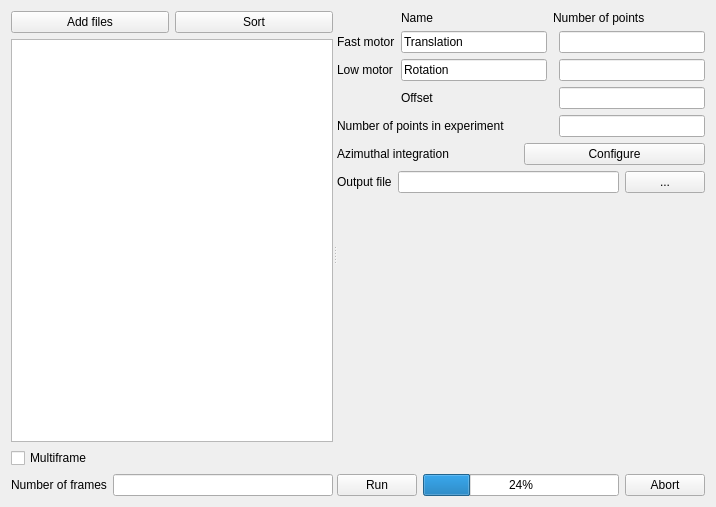
Qt form gui/diffmap.ui (silx-kit/pyFAI) before a commit.
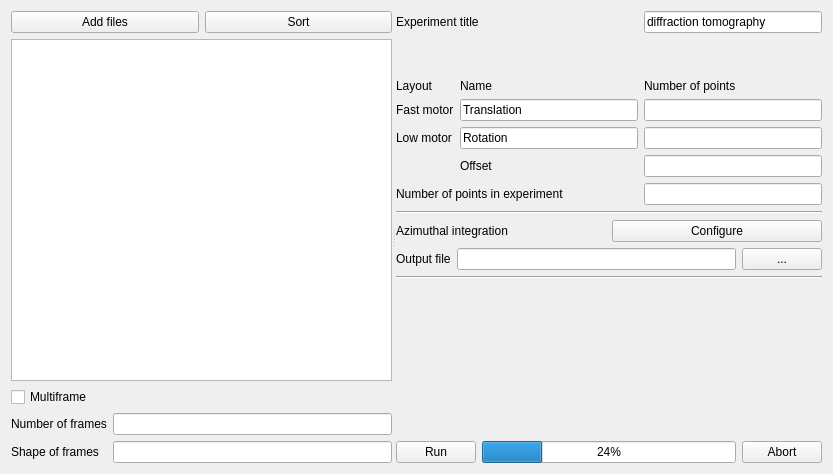
The same form after that commit.

Commit message: Update GUI for azimuthal integration

The edit to the form file:
```diff
--- a/gui/diffmap.ui
+++ b/gui/diffmap.ui
@@ -6,20 +6,20 @@
    <rect>
     <x>0</x>
     <y>0</y>
-    <width>716</width>
-    <height>507</height>
+    <width>833</width>
+    <height>474</height>
    </rect>
   </property>
   <property name="windowTitle">
    <string>Diffraction imaging</string>
   </property>
-  <layout class="QGridLayout" name="gridLayout_2">
-   <item row="0" column="0">
+  <layout class="QVBoxLayout" name="verticalLayout_3">
+   <item>
     <widget class="QSplitter" name="splitter">
      <property name="orientation">
       <enum>Qt::Horizontal</enum>
      </property>
-     <widget class="QWidget" name="layoutWidget">
+     <widget class="QWidget" name="">
       <layout class="QVBoxLayout" name="verticalLayout">
        <item>
         <layout class="QHBoxLayout" name="horizontalLayout_3">
@@ -40,7 +40,7 @@
         </layout>
        </item>
        <item>
-        <widget class="QListView" name="listFiles"/>
+        <widget class="QTableView" name="listFiles"/>
        </item>
        <item>
         <widget class="QCheckBox" name="multiframe">
@@ -50,15 +50,15 @@
         </widget>
        </item>
        <item>
-        <layout class="QHBoxLayout" name="horizontalLayout_2">
-         <item>
+        <layout class="QFormLayout" name="formLayout">
+         <item row="0" column="0">
           <widget class="QLabel" name="label_8">
            <property name="text">
             <string>Number of frames</string>
            </property>
           </widget>
          </item>
-         <item>
+         <item row="0" column="1">
           <widget class="QLineEdit" name="numberOfFrames">
            <property name="alignment">
             <set>Qt::AlignRight|Qt::AlignTrailing|Qt::AlignVCenter</set>
@@ -68,92 +68,169 @@
            </property>
           </widget>
          </item>
+         <item row="1" column="0">
+          <widget class="QLabel" name="label_10">
+           <property name="text">
+            <string>Shape of frames</string>
+           </property>
+          </widget>
+         </item>
+         <item row="1" column="1">
+          <widget class="QLineEdit" name="frameShape">
+           <property name="alignment">
+            <set>Qt::AlignRight|Qt::AlignTrailing|Qt::AlignVCenter</set>
+           </property>
+           <property name="readOnly">
+            <bool>true</bool>
+           </property>
+          </widget>
+         </item>
         </layout>
        </item>
       </layout>
      </widget>
-     <widget class="QWidget" name="layoutWidget">
+     <widget class="QWidget" name="">
       <layout class="QVBoxLayout" name="verticalLayout_2">
        <item>
         <layout class="QGridLayout" name="gridLayout">
-         <item row="0" column="1">
+         <item row="0" column="0" colspan="2">
+          <widget class="QLabel" name="label_11">
+           <property name="text">
+            <string>Experiment title</string>
+           </property>
+          </widget>
+         </item>
+         <item row="0" column="2">
+          <widget class="QLineEdit" name="experimentTitle">
+           <property name="text">
+            <string>diffraction tomography</string>
+           </property>
+          </widget>
+         </item>
+         <item row="1" column="0">
+          <spacer name="verticalSpacer_4">
+           <property name="orientation">
+            <enum>Qt::Vertical</enum>
+           </property>
+           <property name="sizeHint" stdset="0">
+            <size>
+             <width>20</width>
+             <height>40</height>
+            </size>
+           </property>
+          </spacer>
+         </item>
+         <item row="1" column="1">
+          <spacer name="verticalSpacer_3">
+           <property name="orientation">
+            <enum>Qt::Vertical</enum>
+           </property>
+           <property name="sizeHint" stdset="0">
+            <size>
+             <width>20</width>
+             <height>40</height>
+            </size>
+           </property>
+          </spacer>
+         </item>
+         <item row="1" column="2">
+          <spacer name="verticalSpacer_2">
+           <property name="orientation">
+            <enum>Qt::Vertical</enum>
+           </property>
+           <property name="sizeHint" stdset="0">
+            <size>
+             <width>20</width>
+             <height>40</height>
+            </size>
+           </property>
+          </spacer>
+         </item>
+         <item row="2" column="0">
+          <widget class="QLabel" name="label_12">
+           <property name="text">
+            <string>Layout</string>
+           </property>
+          </widget>
+         </item>
+         <item row="2" column="1">
           <widget class="QLabel" name="label_5">
            <property name="text">
             <string>Name</string>
            </property>
           </widget>
          </item>
-         <item row="0" column="2" colspan="2">
+         <item row="2" column="2">
           <widget class="QLabel" name="label_6">
            <property name="text">
             <string>Number of points</string>
            </property>
           </widget>
          </item>
-         <item row="1" column="0">
+         <item row="3" column="0">
           <widget class="QLabel" name="label">
            <property name="text">
             <string>Fast motor</string>
            </property>
           </widget>
          </item>
-         <item row="1" column="1">
+         <item row="3" column="1">
           <widget class="QLineEdit" name="fastMotorName">
            <property name="text">
             <string>Translation</string>
            </property>
           </widget>
          </item>
-         <item row="1" column="3">
+         <item row="3" column="2">
           <widget class="QLineEdit" name="fastMotorPts">
            <property name="alignment">
             <set>Qt::AlignRight|Qt::AlignTrailing|Qt::AlignVCenter</set>
            </property>
           </widget>
          </item>
-         <item row="2" column="0">
+         <item row="4" column="0">
           <widget class="QLabel" name="label_2">
            <property name="text">
             <string>Low motor</string>
            </property>
           </widget>
          </item>
-         <item row="2" column="1">
-          <widget class="QLineEdit" name="slow_motor_name">
+         <item row="4" column="1">
+          <widget class="QLineEdit" name="slowMotorName">
            <property name="text">
             <string>Rotation</string>
            </property>
           </widget>
          </item>
-         <item row="2" column="3">
+         <item row="4" column="2">
           <widget class="QLineEdit" name="slowMotorPts">
            <property name="alignment">
             <set>Qt::AlignRight|Qt::AlignTrailing|Qt::AlignVCenter</set>
            </property>
           </widget>
          </item>
-         <item row="3" column="1">
+         <item row="5" column="1">
           <widget class="QLabel" name="label_3">
            <property name="text">
             <string>Offset</string>
            </property>
           </widget>
          </item>
-         <item row="3" column="3">
+         <item row="5" column="2">
           <widget class="QLineEdit" name="offset">
            <property name="alignment">
             <set>Qt::AlignRight|Qt::AlignTrailing|Qt::AlignVCenter</set>
            </property>
           </widget>
          </item>
-         <item row="4" column="0" colspan="3">
+         <item row="6" column="0" colspan="2">
           <widget class="QLabel" name="label_4">
            <property name="text">
             <string>Number of points in experiment</string>
            </property>
           </widget>
          </item>
-         <item row="4" column="3">
+         <item row="6" column="2">
           <widget class="QLineEdit" name="numberOfPoints">
            <property name="toolTip">
             <string>fast_pts * slow_pts - offset</string>
@@ -165,6 +242,13 @@
          </item>
         </layout>
        </item>
+       <item>
+        <widget class="Line" name="line">
+         <property name="orientation">
+          <enum>Qt::Horizontal</enum>
+         </property>
+        </widget>
+       </item>
        <item>
         <layout class="QHBoxLayout" name="horizontalLayout_4">
          <item>
@@ -204,6 +288,13 @@
          </item>
         </layout>
        </item>
+       <item>
+        <widget class="Line" name="line_2">
+         <property name="orientation">
+          <enum>Qt::Horizontal</enum>
+         </property>
+        </widget>
+       </item>
        <item>
         <spacer name="verticalSpacer">
          <property name="orientation">
```
The commit also changes 3 other files.
